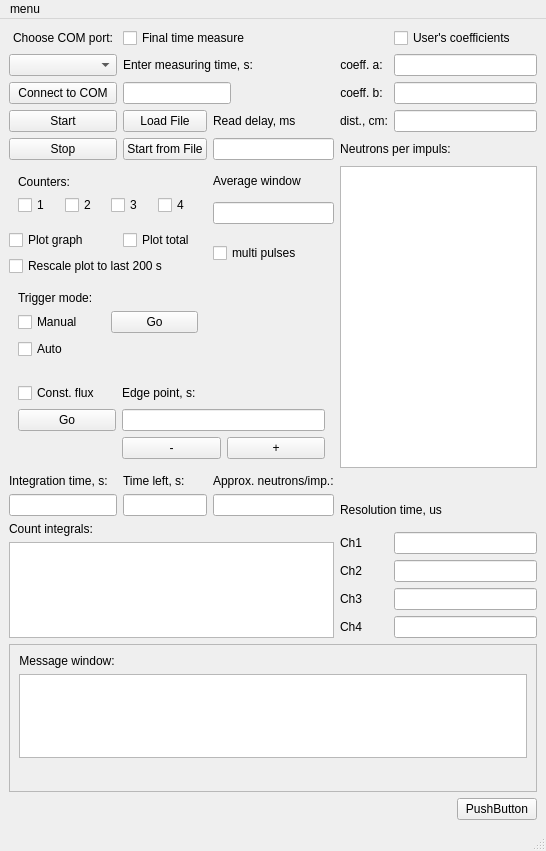
Before: the Qt Designer form caller.ui in goodvin360/pivn_app, drawn with Qt 5.
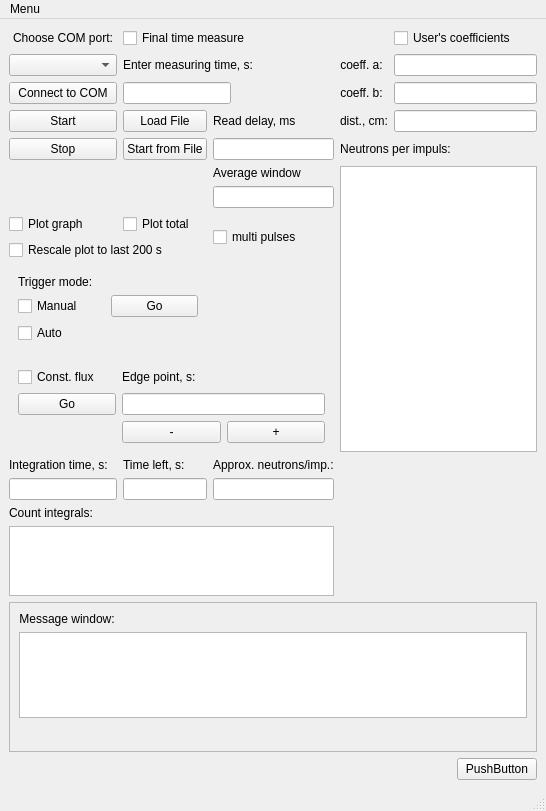
After: the same form once the commit is applied. Custom widgets are drawn as their Qt base class.

Patch:
```diff
--- a/caller.ui
+++ b/caller.ui
@@ -6,8 +6,8 @@
    <rect>
     <x>0</x>
     <y>0</y>
-    <width>545</width>
-    <height>851</height>
+    <width>542</width>
+    <height>811</height>
    </rect>
   </property>
   <property name="maximumSize">
@@ -41,47 +41,6 @@
       </property>
      </widget>
     </item>
-    <item row="5" column="0" rowspan="2" colspan="2">
-     <widget class="QWidget" name="widget_4" native="true">
-      <layout class="QGridLayout" name="gridLayout_5">
-       <item row="1" column="2">
-        <widget class="QCheckBox" name="checkBox_11">
-         <property name="text">
-          <string>3</string>
-         </property>
-        </widget>
-       </item>
-       <item row="1" column="1">
-        <widget class="QCheckBox" name="checkBox_10">
-         <property name="text">
-          <string>2</string>
-         </property>
-        </widget>
-       </item>
-       <item row="1" column="0">
-        <widget class="QCheckBox" name="checkBox_9">
-         <property name="text">
-          <string>1</string>
-         </property>
-        </widget>
-       </item>
-       <item row="0" column="0" colspan="2">
-        <widget class="QLabel" name="label_12">
-         <property name="text">
-          <string>Counters:</string>
-         </property>
-        </widget>
-       </item>
-       <item row="1" column="3">
-        <widget class="QCheckBox" name="checkBox_12">
-         <property name="text">
-          <string>4</string>
-         </property>
-        </widget>
-       </item>
-      </layout>
-     </widget>
-    </item>
     <item row="1" column="1" colspan="2">
      <widget class="QLabel" name="measureTime">
       <property name="layoutDirection">
@@ -149,10 +108,13 @@
       </property>
      </widget>
     </item>
-    <item row="17" column="3">
-     <widget class="QLabel" name="label_19">
-      <property name="text">
-       <string>Ch3</string>
+    <item row="5" column="3" rowspan="6" colspan="3">
+     <widget class="QTextBrowser" name="textBrowser_2">
+      <property name="maximumSize">
+       <size>
+        <width>16777215</width>
+        <height>16777215</height>
+       </size>
       </property>
      </widget>
     </item>
@@ -231,9 +193,6 @@
       </layout>
      </widget>
     </item>
-    <item row="17" column="4" colspan="2">
-     <widget class="QLineEdit" name="lineEdit_13"/>
-    </item>
     <item row="11" column="2">
      <widget class="QLabel" name="label_8">
       <property name="sizePolicy">
@@ -247,16 +206,6 @@
       </property>
      </widget>
     </item>
-    <item row="16" column="3">
-     <widget class="QLabel" name="label_18">
-      <property name="text">
-       <string>Ch2</string>
-      </property>
-     </widget>
-    </item>
-    <item row="18" column="4" colspan="2">
-     <widget class="QLineEdit" name="lineEdit_14"/>
-    </item>
     <item row="7" column="2" rowspan="2">
      <widget class="QCheckBox" name="checkBox_13">
       <property name="text">
@@ -335,13 +284,6 @@
       </property>
      </widget>
     </item>
-    <item row="14" column="3" rowspan="2">
-     <widget class="QLabel" name="label_17">
-      <property name="text">
-       <string>Ch1</string>
-      </property>
-     </widget>
-    </item>
     <item row="11" column="0">
      <widget class="QLabel" name="label_7">
       <property name="sizePolicy">
@@ -358,23 +300,6 @@
       </property>
      </widget>
     </item>
-    <item row="18" column="3">
-     <widget class="QLabel" name="label_20">
-      <property name="text">
-       <string>Ch4</string>
-      </property>
-     </widget>
-    </item>
-    <item row="16" column="4" colspan="2">
-     <widget class="QLineEdit" name="lineEdit_12"/>
-    </item>
-    <item row="12" column="3" rowspan="2" colspan="3">
-     <widget class="QLabel" name="label_16">
-      <property name="text">
-       <string>Resolution time, us</string>
-      </property>
-     </widget>
-    </item>
     <item row="4" column="0">
      <widget class="QPushButton" name="pushButton_3">
       <property name="sizePolicy">
@@ -468,7 +393,7 @@
       </property>
      </widget>
     </item>
-    <item row="15" column="0" rowspan="4" colspan="3">
+    <item row="15" column="0" rowspan="2" colspan="3">
      <widget class="QTextBrowser" name="textBrowser_3"/>
     </item>
     <item row="1" column="4" colspan="2">
@@ -508,7 +433,14 @@
       </property>
      </widget>
     </item>
-    <item row="19" column="0" colspan="6">
+    <item row="18" column="5">
+     <widget class="QPushButton" name="pushButton_6">
+      <property name="text">
+       <string>PushButton</string>
+      </property>
+     </widget>
+    </item>
+    <item row="17" column="0" colspan="6">
      <widget class="QFrame" name="frame">
       <property name="frameShape">
        <enum>QFrame::StyledPanel</enum>
@@ -563,13 +495,6 @@
       </layout>
      </widget>
     </item>
-    <item row="20" column="5">
-     <widget class="QPushButton" name="pushButton_6">
-      <property name="text">
-       <string>PushButton</string>
-      </property>
-     </widget>
-    </item>
     <item row="8" column="0" colspan="2">
      <widget class="QCheckBox" name="checkBox_5">
       <property name="text">
@@ -590,9 +515,6 @@
       </property>
      </widget>
     </item>
-    <item row="14" column="4" rowspan="2" colspan="2">
-     <widget class="QLineEdit" name="lineEdit_11"/>
-    </item>
     <item row="7" column="1">
      <widget class="QCheckBox" name="checkBox_4">
       <property name="text">
@@ -623,13 +545,13 @@
     <rect>
      <x>0</x>
      <y>0</y>
-     <width>545</width>
+     <width>542</width>
      <height>21</height>
     </rect>
    </property>
    <widget class="QMenu" name="menumenu">
     <property name="title">
-     <string>menu</string>
+     <string>Menu</string>
     </property>
     <widget class="QMenu" name="menusettings">
      <property name="title">
```
Left out of the diff: 120 changed lines with no effect on the pictures.
